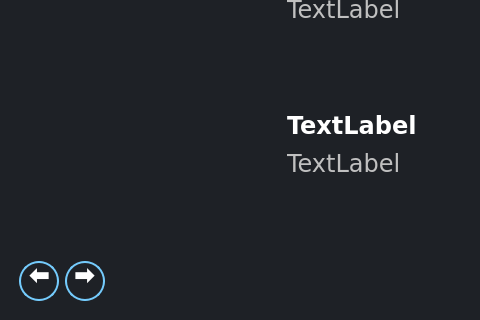
This is assets/search.ui in Delamox/ytQt as Qt 5 draws it before an edit; both pictures show x 0 to 480 and y 584 to 904 of the 1213 by 904 pixel window. The edited form follows.
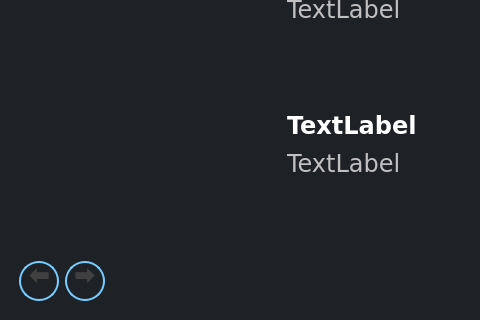
This is the edited form. Icons and pictures are not drawn.

Commit message: .exe windows support

Diff of the .ui file:
```diff
--- a/assets/search.ui
+++ b/assets/search.ui
@@ -1100,7 +1100,7 @@
 border-radius: 20px;
 text-align: center;
 padding-bottom: 4px;
-color: #ffffff;}</string>
+color: #404040;}</string>
       </property>
       <property name="text">
        <string notr="true">🠬</string>
@@ -1172,7 +1172,7 @@
 border-radius: 20px;
 text-align: center;
 padding-bottom: 4px;
-color: #ffffff;}</string>
+color: #404040;}</string>
       </property>
       <property name="text">
        <string notr="true">🠮</string>
```
Left out of the diff: 3 changed lines with no effect on the pictures. The commit also changes 2 other files.
